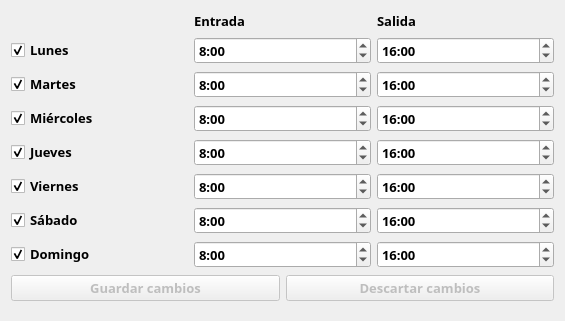
enchiladaSuiza/AsistenciaFototeca, file horario.ui: the form before one commit.
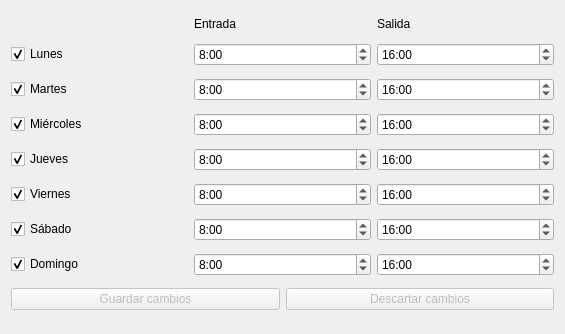
The form after the commit.

```diff
--- a/horario.ui
+++ b/horario.ui
@@ -7,7 +7,7 @@
     <x>0</x>
     <y>0</y>
     <width>565</width>
-    <height>321</height>
+    <height>334</height>
    </rect>
   </property>
   <property name="sizePolicy">
@@ -28,13 +28,6 @@
        <verstretch>0</verstretch>
       </sizepolicy>
      </property>
-     <property name="font">
-      <font>
-       <family>Montserrat</family>
-       <pointsize>10</pointsize>
-       <bold>true</bold>
-      </font>
-     </property>
      <property name="inputMethodHints">
       <set>Qt::ImhPreferNumbers</set>
      </property>
@@ -61,13 +54,6 @@
        <verstretch>0</verstretch>
       </sizepolicy>
      </property>
-     <property name="font">
-      <font>
-       <family>Montserrat</family>
-       <pointsize>10</pointsize>
-       <bold>true</bold>
-      </font>
-     </property>
      <property name="text">
       <string>Lunes</string>
      </property>
@@ -84,13 +70,6 @@
        <verstretch>0</verstretch>
       </sizepolicy>
      </property>
-     <property name="font">
-      <font>
-       <family>Montserrat</family>
-       <pointsize>10</pointsize>
-       <bold>true</bold>
-      </font>
-     </property>
      <property name="inputMethodHints">
       <set>Qt::ImhPreferNumbers</set>
      </property>
@@ -114,13 +93,6 @@
        <verstretch>0</verstretch>
       </sizepolicy>
      </property>
-     <property name="font">
-      <font>
-       <family>Montserrat</family>
-       <pointsize>10</pointsize>
-       <bold>true</bold>
-      </font>
-     </property>
      <property name="inputMethodHints">
       <set>Qt::ImhPreferNumbers</set>
      </property>
@@ -144,13 +116,6 @@
        <verstretch>0</verstretch>
       </sizepolicy>
      </property>
-     <property name="font">
-      <font>
-       <family>Montserrat</family>
-       <pointsize>10</pointsize>
-       <bold>true</bold>
-      </font>
-     </property>
      <property name="inputMethodHints">
       <set>Qt::ImhPreferNumbers</set>
      </property>
@@ -174,13 +139,6 @@
        <verstretch>0</verstretch>
       </sizepolicy>
      </property>
-     <property name="font">
-      <font>
-       <family>Montserrat</family>
-       <pointsize>10</pointsize>
-       <bold>true</bold>
-      </font>
-     </property>
      <property name="inputMethodHints">
       <set>Qt::ImhPreferNumbers</set>
      </property>
@@ -204,13 +162,6 @@
        <verstretch>0</verstretch>
       </sizepolicy>
      </property>
-     <property name="font">
-      <font>
-       <family>Montserrat</family>
-       <pointsize>10</pointsize>
-       <bold>true</bold>
-      </font>
-     </property>
      <property name="inputMethodHints">
       <set>Qt::ImhPreferNumbers</set>
      </property>
@@ -234,13 +185,6 @@
        <verstretch>0</verstretch>
       </sizepolicy>
      </property>
-     <property name="font">
-      <font>
-       <family>Montserrat</family>
-       <pointsize>10</pointsize>
-       <bold>true</bold>
-      </font>
-     </property>
      <property name="inputMethodHints">
       <set>Qt::ImhPreferNumbers</set>
      </property>
@@ -264,13 +208,6 @@
        <verstretch>0</verstretch>
       </sizepolicy>
      </property>
-     <property name="font">
-      <font>
-       <family>Montserrat</family>
-       <pointsize>10</pointsize>
-       <bold>true</bold>
-      </font>
-     </property>
      <property name="text">
       <string>Entrada</string>
      </property>
@@ -284,13 +221,6 @@
        <verstretch>0</verstretch>
       </sizepolicy>
      </property>
-     <property name="font">
-      <font>
-       <family>Montserrat</family>
-       <pointsize>10</pointsize>
-       <bold>true</bold>
-      </font>
-     </property>
      <property name="text">
       <string>Sábado</string>
      </property>
@@ -307,13 +237,6 @@
        <verstretch>0</verstretch>
       </sizepolicy>
      </property>
-     <property name="font">
-      <font>
-       <family>Montserrat</family>
-       <pointsize>10</pointsize>
-       <bold>true</bold>
-      </font>
-     </property>
      <property name="text">
       <string>Salida</string>
      </property>
@@ -327,13 +250,6 @@
        <verstretch>0</verstretch>
       </sizepolicy>
      </property>
-     <property name="font">
-      <font>
-       <family>Montserrat</family>
-       <pointsize>10</pointsize>
-       <bold>true</bold>
-      </font>
-     </property>
      <property name="text">
       <string>Miércoles</string>
      </property>
@@ -353,13 +269,6 @@
        <verstretch>0</verstretch>
       </sizepolicy>
      </property>
-     <property name="font">
-      <font>
-       <family>Montserrat</family>
-       <pointsize>10</pointsize>
-       <bold>true</bold>
-      </font>
-     </property>
      <property name="inputMethodHints">
       <set>Qt::ImhPreferNumbers</set>
      </property>
@@ -383,13 +292,6 @@
        <verstretch>0</verstretch>
       </sizepolicy>
      </property>
-     <property name="font">
-      <font>
-       <family>Montserrat</family>
-       <pointsize>10</pointsize>
-       <bold>true</bold>
-      </font>
-     </property>
      <property name="inputMethodHints">
       <set>Qt::ImhPreferNumbers</set>
      </property>
@@ -413,13 +315,6 @@
        <verstretch>0</verstretch>
       </sizepolicy>
      </property>
-     <property name="font">
-      <font>
-       <family>Montserrat</family>
-       <pointsize>10</pointsize>
-       <bold>true</bold>
-      </font>
-     </property>
      <property name="text">
       <string>Viernes</string>
      </property>
@@ -439,13 +334,6 @@
        <verstretch>0</verstretch>
       </sizepolicy>
      </property>
-     <property name="font">
-      <font>
-       <family>Montserrat</family>
-       <pointsize>10</pointsize>
-       <bold>true</bold>
-      </font>
-     </property>
      <property name="inputMethodHints">
       <set>Qt::ImhPreferNumbers</set>
      </property>
@@ -469,13 +357,6 @@
        <verstretch>0</verstretch>
       </sizepolicy>
      </property>
-     <property name="font">
-      <font>
-       <family>Montserrat</family>
-       <pointsize>10</pointsize>
-       <bold>true</bold>
-      </font>
-     </property>
      <property name="inputMethodHints">
       <set>Qt::ImhPreferNumbers</set>
      </property>
@@ -499,13 +380,6 @@
        <verstretch>0</verstretch>
       </sizepolicy>
      </property>
-     <property name="font">
-      <font>
-       <family>Montserrat</family>
-       <pointsize>10</pointsize>
-       <bold>true</bold>
-      </font>
-     </property>
      <property name="text">
       <string>Jueves</string>
      </property>
@@ -525,13 +399,6 @@
        <verstretch>0</verstretch>
       </sizepolicy>
      </property>
-     <property name="font">
-      <font>
-       <family>Montserrat</family>
-       <pointsize>10</pointsize>
-       <bold>true</bold>
-      </font>
-     </property>
      <property name="inputMethodHints">
       <set>Qt::ImhPreferNumbers</set>
      </property>
@@ -555,13 +422,6 @@
        <verstretch>0</verstretch>
       </sizepolicy>
      </property>
-     <property name="font">
-      <font>
-       <family>Montserrat</family>
-       <pointsize>10</pointsize>
-       <bold>true</bold>
-      </font>
-     </property>
      <property name="inputMethodHints">
       <set>Qt::ImhPreferNumbers</set>
      </property>
@@ -585,13 +445,6 @@
        <verstretch>0</verstretch>
       </sizepolicy>
      </property>
-     <property name="font">
-      <font>
-       <family>Montserrat</family>
-       <pointsize>10</pointsize>
-       <bold>true</bold>
-      </font>
-     </property>
      <property name="inputMethodHints">
       <set>Qt::ImhPreferNumbers</set>
      </property>
@@ -615,13 +468,6 @@
        <verstretch>0</verstretch>
       </sizepolicy>
      </property>
-     <property name="font">
-      <font>
-       <family>Montserrat</family>
-       <pointsize>10</pointsize>
-       <bold>true</bold>
-      </font>
-     </property>
      <property name="text">
       <string>Domingo</string>
      </property>
@@ -638,13 +484,6 @@
        <verstretch>0</verstretch>
       </sizepolicy>
      </property>
-     <property name="font">
-      <font>
-       <family>Montserrat</family>
-       <pointsize>10</pointsize>
-       <bold>true</bold>
-      </font>
-     </property>
      <property name="text">
       <string>Martes</string>
      </property>
@@ -672,13 +511,6 @@
          <verstretch>0</verstretch>
         </sizepolicy>
        </property>
-       <property name="font">
-        <font>
-         <family>Montserrat</family>
-         <pointsize>10</pointsize>
-         <bold>true</bold>
-        </font>
-       </property>
        <property name="text">
         <string>Guardar cambios</string>
        </property>
@@ -695,13 +527,6 @@
          <verstretch>0</verstretch>
         </sizepolicy>
        </property>
-       <property name="font">
-        <font>
-         <family>Montserrat</family>
-         <pointsize>10</pointsize>
-         <bold>true</bold>
-        </font>
-       </property>
        <property name="text">
         <string>Descartar cambios</string>
        </property>
```
